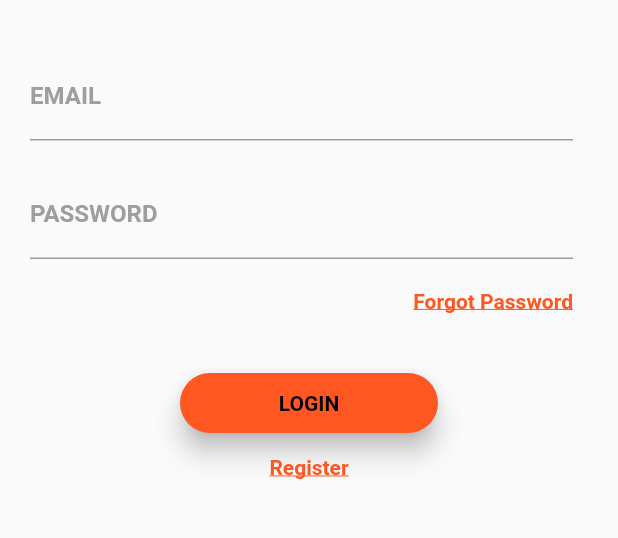
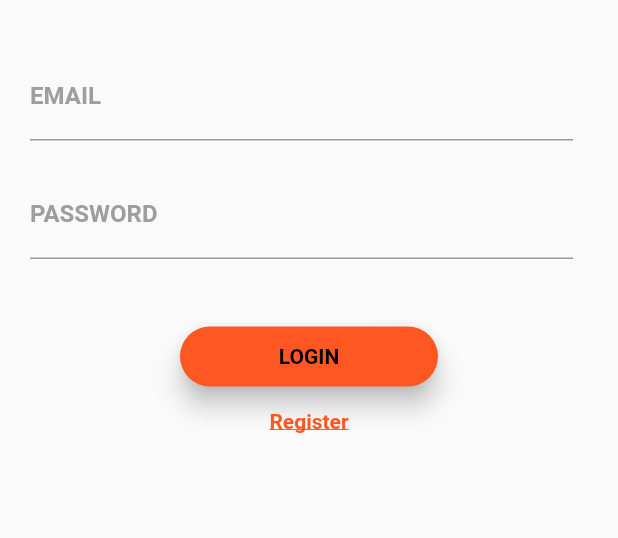
Before and after one commit to ekyut123/THESIS, a Flutter app: the screen it shows after launch, on a phone screen of 412 x 824 dp, the part 236-774 px from its top. Run offline on Flutter 3.47's test engine with Material 2 defaults, Android fonts, the phone set to English and light mode, and no system bars; our stand-ins replace anim_search_bar, cloud_firestore, firebase_auth, firebase_core, flutter_rating_bar, form_field_validator and 2 more; missing offline and left inert: date_time_picker_widget; accounts and stored records are empty; Roboto replaces fonts that are missing (Montserrat).

Commit message:
Update myhome.dart
removed forgot password

```diff
--- a/lib/myhome.dart
+++ b/lib/myhome.dart
@@ -1,7 +1,7 @@
 import 'package:cloud_firestore/cloud_firestore.dart';
 import 'package:flutter/material.dart';
 import 'package:firebase_auth/firebase_auth.dart';
-import 'package:flutter_firebase_users/admin/checkHasLogged.dart';
+ import 'package:flutter_firebase_users/admin/checkHasLogged.dart';
 import 'package:form_field_validator/form_field_validator.dart';
 import 'consumer.dart';
 
@@ -124,7 +124,7 @@ class _MyHomePageState extends State<MyHomePage> {
                       child: Text('Something went wrong'),
                     );
                   }
-                  return const CircularProgressIndicator();
+                  return const Center(child: CircularProgressIndicator());
                 },
               );
             } else {
@@ -184,20 +184,20 @@ class _MyHomePageState extends State<MyHomePage> {
                         const SizedBox(
                           height: 5,
                         ),
-                        Container(
-                          alignment: const Alignment(1, 0),
-                          padding: const EdgeInsets.only(top: 15, left: 20),
-                          child: const InkWell(
-                            child: Text(
-                              'Forgot Password',
-                              style: TextStyle(
-                                  color: Colors.deepOrange,
-                                  fontWeight: FontWeight.bold,
-                                  fontFamily: 'Montserrat',
-                                  decoration: TextDecoration.underline),
-                            ),
-                          ),
-                        )
+                        // Container(
+                        //   alignment: const Alignment(1, 0),
+                        //   padding: const EdgeInsets.only(top: 15, left: 20),
+                        //   child: const InkWell(
+                        //     child: Text(
+                        //       'Forgot Password',
+                        //       style: TextStyle(
+                        //           color: Colors.deepOrange,
+                        //           fontWeight: FontWeight.bold,
+                        //           fontFamily: 'Montserrat',
+                        //           decoration: TextDecoration.underline),
+                        //     ),
+                        //   ),
+                        // )
                       ]),
                     ),
                     const SizedBox(
```
